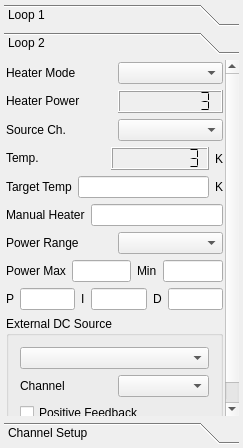
Before: the Qt Designer form modules/tempcontrol/tempcontrolform.ui in northriv/KAME, drawn with Qt 5.
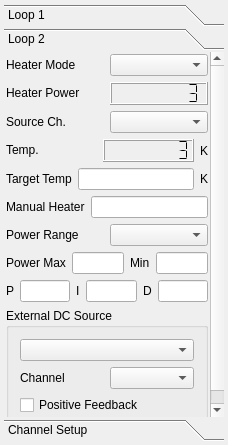
After: the same form once the commit is applied. The open tabs and pages were chosen to show the change.

```diff
--- a/modules/tempcontrol/tempcontrolform.ui
+++ b/modules/tempcontrol/tempcontrolform.ui
@@ -6,8 +6,8 @@
    <rect>
     <x>0</x>
     <y>0</y>
-    <width>243</width>
-    <height>448</height>
+    <width>228</width>
+    <height>445</height>
    </rect>
   </property>
   <property name="sizePolicy">
@@ -45,7 +45,7 @@
        <number>1</number>
       </property>
       <property name="tabSpacing">
-       <number>-1</number>
+       <number>2</number>
       </property>
       <widget class="QWidget" name="m_pageLoop1">
        <property name="geometry">
@@ -517,6 +517,14 @@
        </layout>
       </widget>
       <widget class="QWidget" name="m_pageLoop2">
+       <property name="geometry">
+        <rect>
+         <x>0</x>
+         <y>0</y>
+         <width>220</width>
+         <height>451</height>
+        </rect>
+       </property>
        <attribute name="label">
         <string>Loop 2</string>
        </attribute>
```
Left out of the diff: 34 changed lines with no effect on the pictures.
